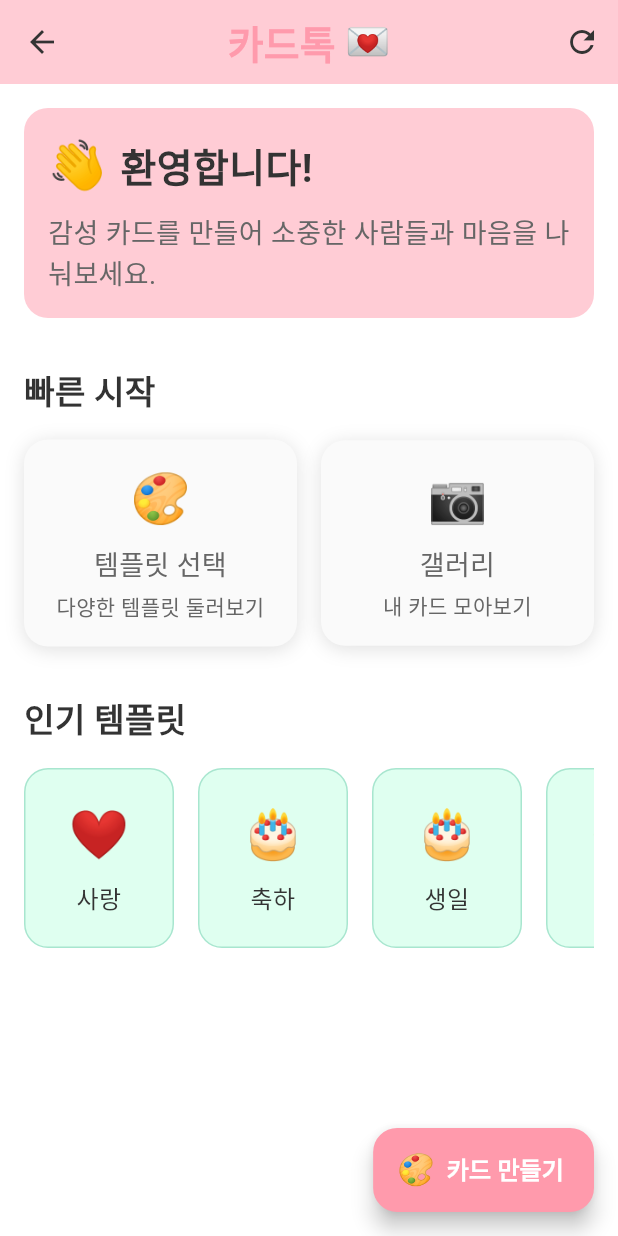
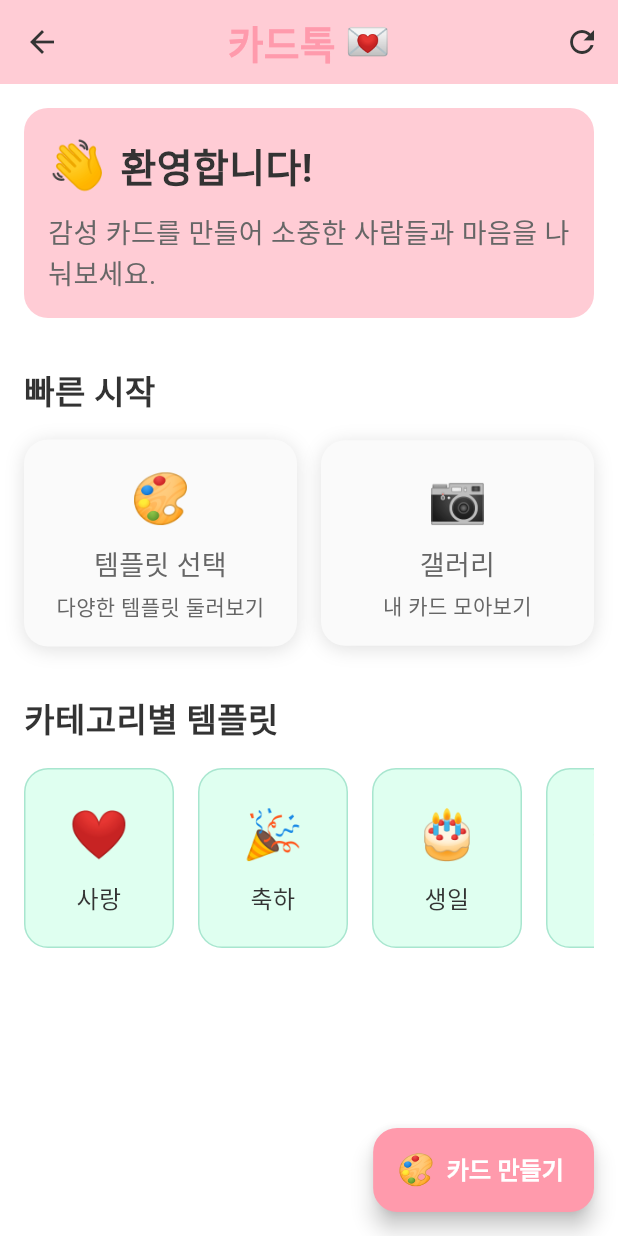
Before and after one commit to yoonucho/flutter-card-talk, a Flutter app: the HomeScreen screen opened by its route, on a phone screen of 412 x 824 dp. Run offline on Flutter 3.47's test engine with Material 3 defaults, Android fonts, the phone set to English and light mode, and no system bars; our stand-ins replace flutter_colorpicker, introduction_screen, lottie, shared_preferences, shelf, uni_links; missing offline and left inert: shelf_router; accounts and stored records are empty; Roboto replaces fonts that are missing (Yangjin); project files that could hold a hidden picture were left out.

Commit message:
Feat: 카테고리별 템플릿 목록 구현 및 이모지 수정

```diff
--- a/lib/utils/constants.dart
+++ b/lib/utils/constants.dart
@@ -175,8 +175,11 @@ class AppEmojis {
   /// 슬픔 이모지 (눈물)
   static const String sad = "😢";
 
-  /// 축하 이모지 (케이크)
-  static const String celebration = "🎂";
+  /// 축하 이모지 (폭죽)
+  static const String celebration = "🎉";
+
+  /// 생일 이모지 (생일 케이크)
+  static const String birthday = "🎂";
 
   // 카드 관련 이모지
   /// 카드 이모지 (편지)
--- a/lib/views/home/home_screen.dart
+++ b/lib/views/home/home_screen.dart
@@ -194,7 +194,7 @@ class HomeScreen extends StatelessWidget {
       },
       {
         'category': TemplateCategory.birthday,
-        'emoji': AppEmojis.celebration,
+        'emoji': AppEmojis.birthday,
         'name': '생일',
       },
       {
@@ -217,7 +217,7 @@ class HomeScreen extends StatelessWidget {
     return Column(
       crossAxisAlignment: CrossAxisAlignment.start,
       children: [
-        Text('인기 템플릿', style: TextStyles.headingSmall),
+        Text('카테고리별 템플릿', style: TextStyles.headingSmall),
         const SizedBox(height: UIStyles.spacingM),
         SizedBox(
           height: 120,
```
